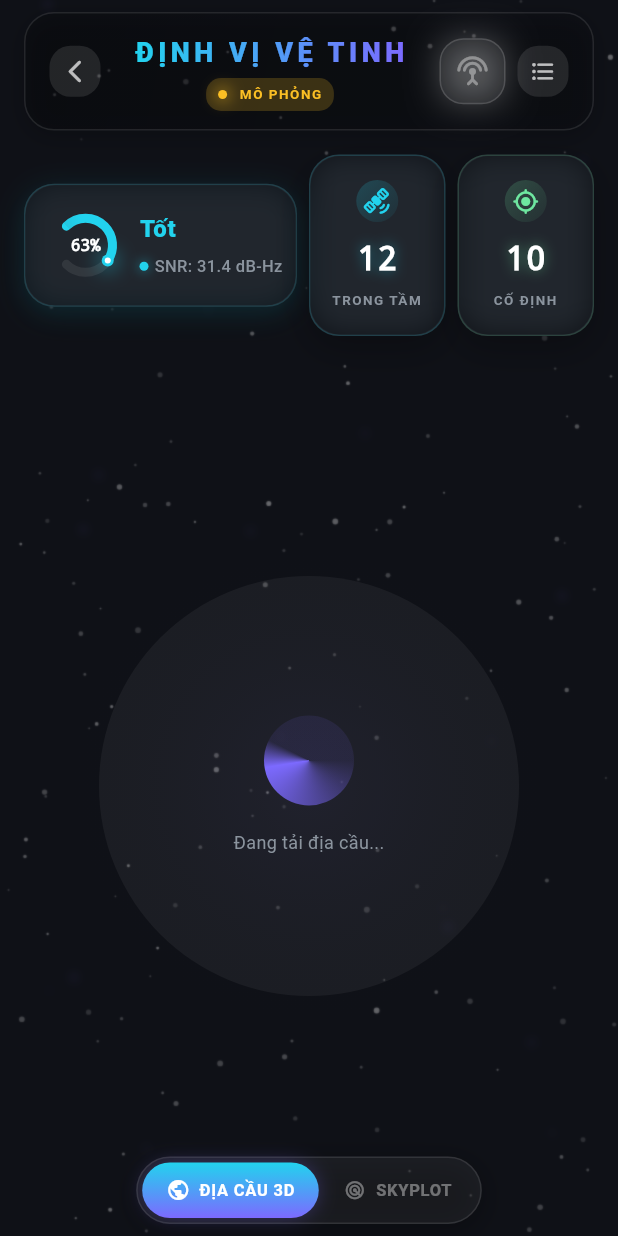
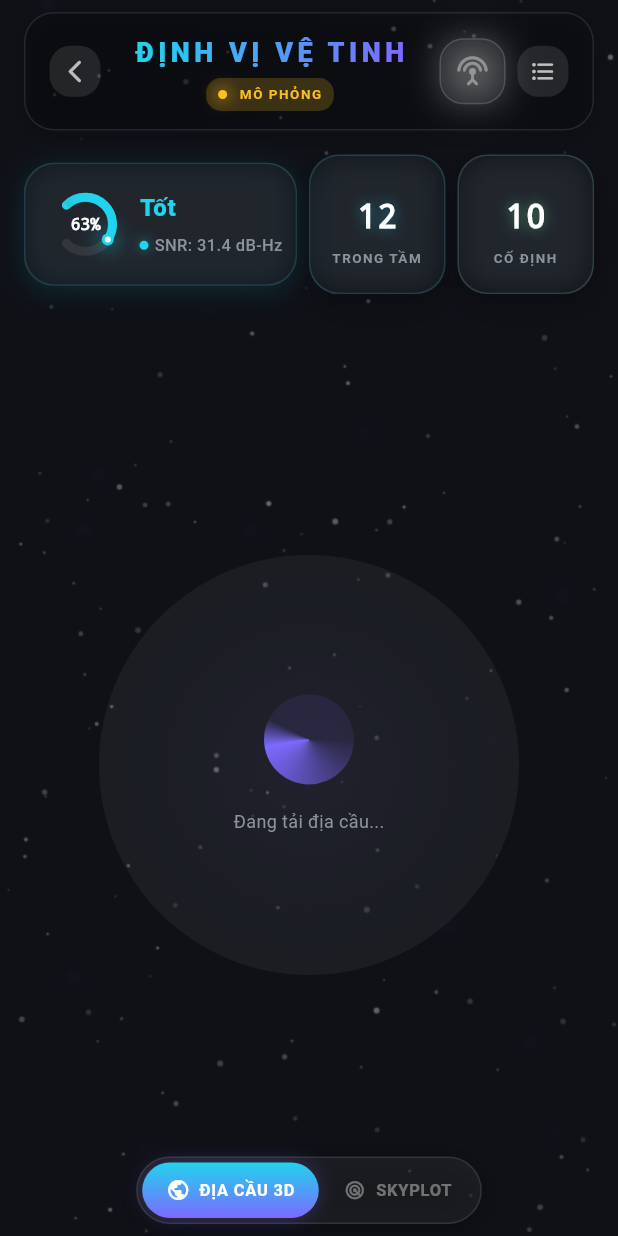
Before and after one commit to huymanhdepzai/gnss_vision_app, a Flutter app: the SatelliteScreenV2 screen opened directly, on a phone screen of 412 x 824 dp. Run offline on Flutter 3.47's test engine with Material 3 defaults, Android fonts, the phone set to English and light mode, and no system bars; our stand-ins replace dartz, equatable, flutter_bloc, flutter_dotenv, flutter_svg, flutter_tts and 11 more; missing offline and left inert: flutter_earth_globe, flutter_vision, mapbox_maps_flutter, opencv_dart; accounts and stored records are empty.

Commit message:
fix UI satellite_page

```diff
--- a/lib/features/vision/presentation/pages/satellite_page.dart
+++ b/lib/features/vision/presentation/pages/satellite_page.dart
@@ -439,15 +439,15 @@ class _SatelliteScreenV2State extends State<SatelliteScreenV2>
                 padding: EdgeInsets.all(UIConsts.spacingXL),
                 child: Row(
                   children: [
-                    ModernIconContainer(
-                      icon: Icons.satellite_alt_rounded,
-                      color: AppTheme.primaryColor,
-                      size: 40,
-                      iconSize: 20,
-                    ),
+                    // ModernIconContainer(
+                    //   icon: Icons.satellite_alt_rounded,
+                    //   color: AppTheme.primaryColor,
+                    //   size: 40,
+                    //   iconSize: 20,
+                    // ),
                     SizedBox(width: UIConsts.spacingMD),
                     Text(
-                      "DANH SÁCH\nVỆ TINH",
+                      "DANH SÁCH VỆ TINH",
                       style: TextStyle(
                         color: context.textColor,
                         fontSize: 18,
@@ -801,18 +801,6 @@ class _SatelliteScreenV2State extends State<SatelliteScreenV2>
   ) {
     return Column(
       children: [
-        Container(
-          padding: EdgeInsets.all(UIConsts.spacingXS + 1),
-          decoration: BoxDecoration(
-            shape: BoxShape.circle,
-            gradient: LinearGradient(
-              colors: [color.withOpacity(0.2), color.withOpacity(0.05)],
-              begin: Alignment.topLeft,
-              end: Alignment.bottomRight,
-            ),
-          ),
-          child: Icon(icon, color: color, size: UIConsts.iconSizeSM),
-        ),
         SizedBox(height: UIConsts.spacingSM),
         AnimatedCounter(
           value: int.parse(value.isEmpty ? "0" : value),
```
